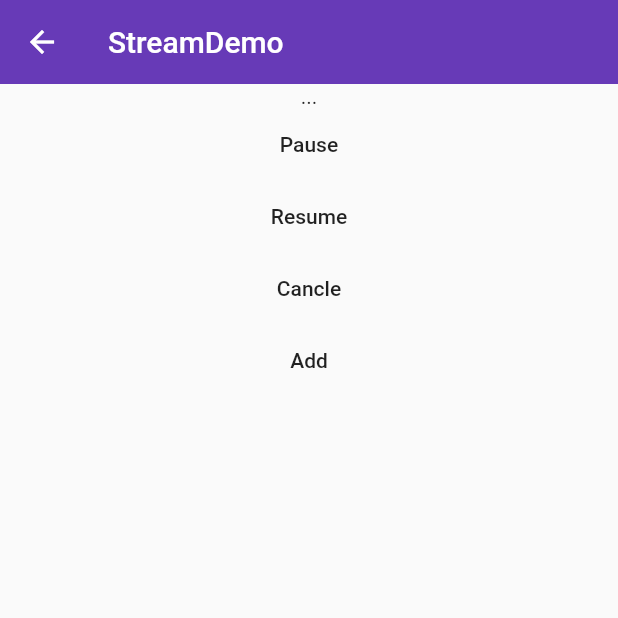
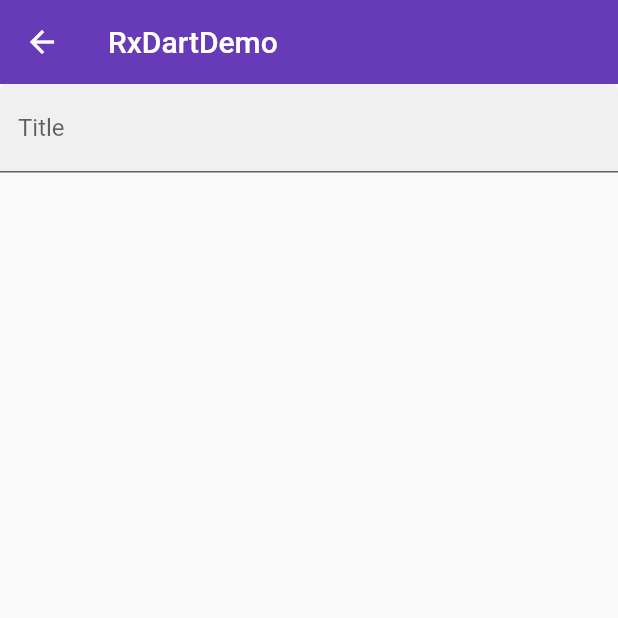
Before and after one commit to zwna/flutter, a Flutter app: the screen it shows after launch, on a phone screen of 412 x 824 dp, the top half of it. Run offline on Flutter 3.47's test engine with Material 2 defaults, Android fonts, the light colour scheme and no system bars; our stand-ins replace rxdart; statements that could not run were skipped.

Commit message:
2019-1-8

```diff
--- /dev/null
+++ b/lib/demo/rxdart/rxdart_demo.dart
@@ -0,0 +1,81 @@
+import 'package:flutter/material.dart';
+import 'package:rxdart/rxdart.dart';
+import 'dart:async';
+
+class RxDartDemo extends StatelessWidget {
+  @override
+  Widget build(BuildContext context) {
+    return Scaffold(
+      appBar: AppBar(
+        title: Text('RxDartDemo'),
+        elevation: 0.0,
+      ),
+      body: RxDartDemoHome(),
+    );
+  }
+}
+
+class RxDartDemoHome extends StatefulWidget {
+  @override
+  _RxDartDemoHomeState createState() => _RxDartDemoHomeState();
+}
+
+class _RxDartDemoHomeState extends State<RxDartDemoHome> {
+
+  PublishSubject<String> _textFieldSubject;
+
+  @override
+  void initState() {
+    super.initState();
+    _textFieldSubject = PublishSubject<String>();
+    _textFieldSubject.map((item) => "item:$item").where((tag) => tag.length > 20).debounce(Duration(seconds: 5)).listen(print);
+//    Observable<String> _observable =
+//    Observable(Stream.fromIterable(["FaceBook","Google","Oracle"]));
+//    Observable.fromFuture(Future.value('Flutter'));
+//    Observable.fromIterable(["FaceBook","Google","Oracle"]);
+//    Observable.just('Pyal');
+//    Observable.periodic(Duration(seconds: 3),(x) => x.toString());
+//    _observable.listen(print);
+
+//  PublishSubject<String> _publishSubject = PublishSubject<String>();
+//  BehaviorSubject<String> _publishSubject = BehaviorSubject<String>();
+  ReplaySubject<String> _publishSubject = ReplaySubject<String>();
+
+//    _publishSubject.add('Flutter');
+//    _publishSubject.add('Python');
+   _publishSubject.listen((data) => print("listen1:$data"));
+   _publishSubject.add('Android');
+   _publishSubject.listen((data) => print("listen2:${data.toUpperCase()}"));
+    _publishSubject.add('Kotlin');
+   _publishSubject.listen((data) => print("listen3:${data.toLowerCase()}"));
+
+   _publishSubject.close();
+
+  }
+
+  @override
+  void dispose() {
+    _textFieldSubject.close();
+    super.dispose();
+  }
+  @override
+  Widget build(BuildContext context) {
+    return Theme(
+      data: Theme.of(context).copyWith(
+        primaryColor: Colors.black
+      ),
+      child: TextField(
+        onChanged: (value){
+          _textFieldSubject.add("input:$value");
+        },
+        onSubmitted: (value){
+          _textFieldSubject.add("submit:$value");
+        },
+        decoration: InputDecoration(
+          labelText: 'Title',
+          filled: true,
+        ),
+      ),
+    );
+  }
+}
--- a/lib/main.dart
+++ b/lib/main.dart
@@ -7,6 +7,7 @@ import 'package:flutter_app/demo/material_component.dart';
 import 'package:flutter_app/demo/state/manage_statement_demo.dart';
 import 'package:flutter_app/demo/state/manage_statement_one_demo.dart';
 import 'package:flutter_app/demo/stream/stream_demo.dart';
+import 'package:flutter_app/demo/rxdart/rxdart_demo.dart';
 
 main() =>
   runApp(
@@ -33,7 +34,7 @@ class CustomWidget extends StatelessWidget{
       debugShowCheckedModeBanner: false,
 //      home: Home(),
 //      home: NavigatorDemo(),
-      initialRoute: "/stream",
+      initialRoute: "/rxdart",
       routes: {
         "/":(context) => Home(),
         "/about":(context) => Page(title: 'About'),
@@ -42,6 +43,7 @@ class CustomWidget extends StatelessWidget{
         "/state_management":(context) => ManageStatementDemo(),
         "/state_management_one":(context) => ManageStatementOneDemo(),
         "/stream":(context) => StreamDemo(),
+        "/rxdart":(context) => RxDartDemo(),
       },
       theme: ThemeData(
         primarySwatch: Colors.deepPurple,
--- a/pubspec.yaml
+++ b/pubspec.yaml
@@ -16,7 +16,8 @@ dependencies:
   flutter:
     sdk: flutter
   intl:  0.15.7
-  scoped_model: 1.0.1
+  scoped_model: ^1.0.1
+  rxdart: ^0.20.0
 
   # The following adds the Cupertino Icons font to your application.
   # Use with the CupertinoIcons class for iOS style icons.
```
